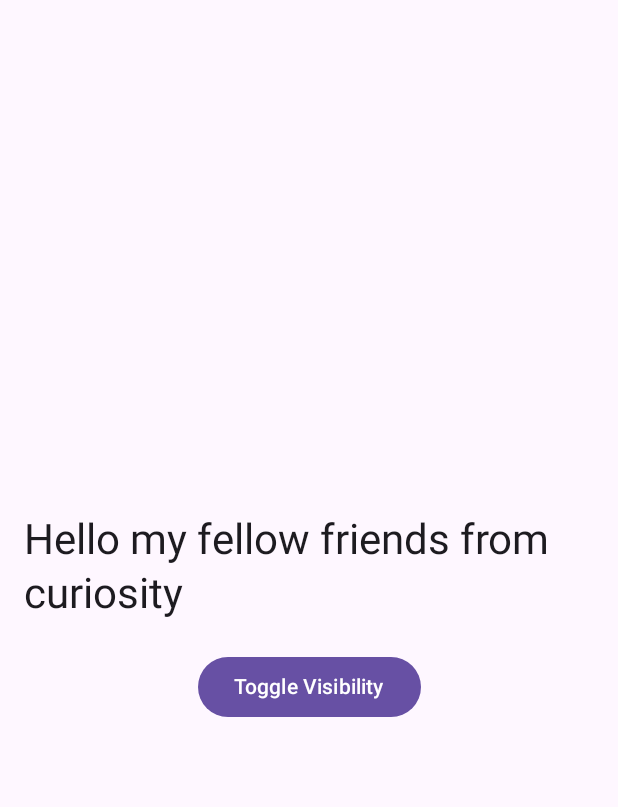
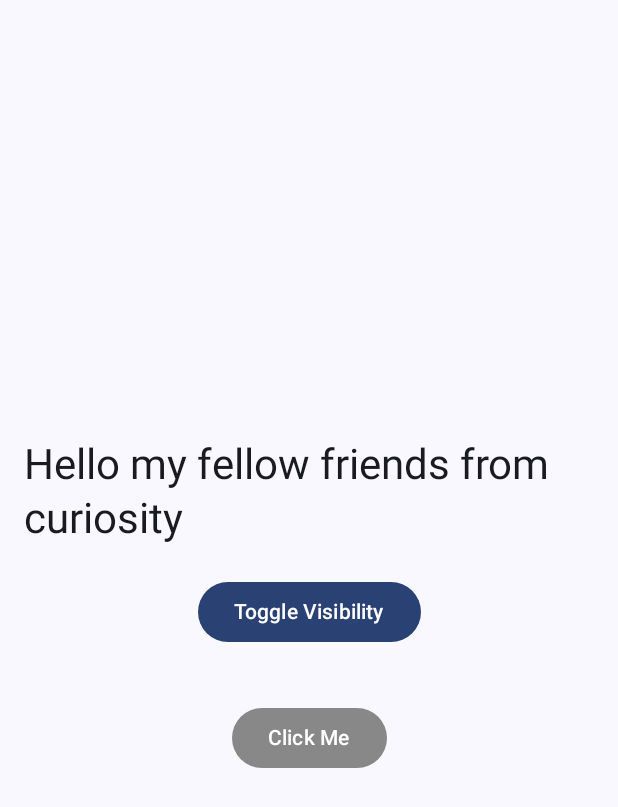
Before and after one commit to bekaweirdo/Animations, an Android app built with Jetpack Compose: the TransitionAnimationActivity screen opened directly, with no data from a screen before it, on a phone screen of 412 x 824 dp. Shown: the top 807 px of the screen. Run offline under Robolectric (Android 15) with nearby library versions, the light colour scheme and no system bars.

Commit message:
# Add some of animations with TwoWayConvertor and minor cleanup

```diff
--- a/app/src/main/AndroidManifest.xml
+++ b/app/src/main/AndroidManifest.xml
@@ -47,6 +47,9 @@
 
         <activity android:name=".vector_animated.VectorAnimationActivity"
             android:theme="@style/Theme.Animations" />
+
+        <activity android:name=".twoWay_convertor.TwoWayConvertorActivity"
+            android:theme="@style/Theme.Animations" />
     </application>
 
 </manifest>
--- a/app/src/main/java/com/bekka/animations/MainActivity.kt
+++ b/app/src/main/java/com/bekka/animations/MainActivity.kt
@@ -42,12 +42,14 @@
 import com.bekka.animations.data.DataProvider.CONTENT_SIZE_ANIMATION
 import com.bekka.animations.data.DataProvider.GESTURE_ANIMATION
 import com.bekka.animations.data.DataProvider.TRANSITION_ANIMATION
+import com.bekka.animations.data.DataProvider.TWO_WAY_CONVERTOR_ANIMATION
 import com.bekka.animations.data.DataProvider.VALUE_BASED_ANIMATION
 import com.bekka.animations.data.DataProvider.VECTOR_BASED_ANIMATION
 import com.bekka.animations.data.model.AnimationModel
 import com.bekka.animations.gesture.GestureAnimationActivity
 import com.bekka.animations.value_based_animation.ValueBasedAnimationActivity
 import com.bekka.animations.transition_animation.TransitionAnimationActivity
+import com.bekka.animations.twoWay_convertor.TwoWayConvertorActivity
 import com.bekka.animations.ui.theme.AnimationsTheme
 import com.bekka.animations.vector_animated.VectorAnimationActivity
 import kotlin.reflect.KClass
@@ -117,6 +119,7 @@
         ANIMATED_SPEC_ANIMATION -> navigateToSomewhere(AnimatedSpecsAnimationActivity::class)
         ADVANCED_ANIMATION -> navigateToSomewhere(AdvancedAnimationActivity::class)
         VECTOR_BASED_ANIMATION -> navigateToSomewhere(VectorAnimationActivity::class)
+        TWO_WAY_CONVERTOR_ANIMATION -> navigateToSomewhere(TwoWayConvertorActivity::class)
     }
 }
 
--- a/app/src/main/java/com/bekka/animations/data/DataProvider.kt
+++ b/app/src/main/java/com/bekka/animations/data/DataProvider.kt
@@ -25,7 +25,7 @@
     const val ANIMATED_SPEC_ANIMATION = "Animated Spec"
     const val ADVANCED_ANIMATION = "Advanced Animation"
     const val VECTOR_BASED_ANIMATION = "Vector Drawable Animation"
-    const val CUSTOM_ANIMATION = "Custom Animation"
+    const val TWO_WAY_CONVERTOR_ANIMATION = "TwoWayConvertor Animation"
     const val SAVED_ITEMS = "Saved Items"
 
     val optionsList = mutableListOf(
@@ -34,7 +34,7 @@
         AnimationModel(icon = Icons.Outlined.Add, option = CONTENT_SIZE_ANIMATION),
         AnimationModel(icon = Icons.Outlined.Face, option = VECTOR_BASED_ANIMATION),
         AnimationModel(icon = Icons.Outlined.Build, option = ANIMATED_SPEC_ANIMATION),
-        AnimationModel(icon = Icons.Outlined.Done, option = CUSTOM_ANIMATION),
+        AnimationModel(icon = Icons.Outlined.Done, option = TWO_WAY_CONVERTOR_ANIMATION),
         AnimationModel(icon = Icons.Outlined.List, option = GESTURE_ANIMATION),
         AnimationModel(icon = Icons.Outlined.AddCircle, option = TRANSITION_ANIMATION),
         AnimationModel(icon = Icons.Outlined.Clear, option = ADVANCED_ANIMATION),
--- a/app/src/main/java/com/bekka/animations/transition_animation/TransitionAnimationActivity.kt
+++ b/app/src/main/java/com/bekka/animations/transition_animation/TransitionAnimationActivity.kt
@@ -3,14 +3,36 @@
 import android.os.Bundle
 import androidx.activity.ComponentActivity
 import androidx.activity.compose.setContent
-import androidx.compose.animation.*
+import androidx.compose.animation.AnimatedContent
+import androidx.compose.animation.AnimatedVisibility
+import androidx.compose.animation.animateColor
 import androidx.compose.animation.core.tween
-import androidx.compose.foundation.layout.*
-import androidx.compose.material3.*
-import androidx.compose.runtime.*
+import androidx.compose.animation.core.updateTransition
+import androidx.compose.animation.expandIn
+import androidx.compose.animation.fadeIn
+import androidx.compose.animation.fadeOut
+import androidx.compose.animation.shrinkOut
+import androidx.compose.foundation.layout.Arrangement
+import androidx.compose.foundation.layout.Column
+import androidx.compose.foundation.layout.Spacer
+import androidx.compose.foundation.layout.fillMaxSize
+import androidx.compose.foundation.layout.height
+import androidx.compose.foundation.layout.padding
+import androidx.compose.material3.Button
+import androidx.compose.material3.ButtonDefaults
+import androidx.compose.material3.MaterialTheme
+import androidx.compose.material3.Surface
+import androidx.compose.material3.Text
+import androidx.compose.runtime.Composable
+import androidx.compose.runtime.getValue
+import androidx.compose.runtime.mutableStateOf
+import androidx.compose.runtime.remember
+import androidx.compose.runtime.setValue
 import androidx.compose.ui.Alignment
 import androidx.compose.ui.Modifier
+import androidx.compose.ui.graphics.Color
 import androidx.compose.ui.unit.dp
+import com.bekka.animations.ui.theme.AnimationsTheme
 
 class TransitionAnimationActivity : ComponentActivity() {
 
@@ -35,7 +57,9 @@
     var visible by remember { mutableStateOf(true) }
 
     Column(
-        modifier = Modifier.fillMaxSize().padding(16.dp),
+        modifier = Modifier
+            .fillMaxSize()
+            .padding(16.dp),
         horizontalAlignment = Alignment.CenterHorizontally,
         verticalArrangement = Arrangement.Center
     ) {
@@ -58,12 +82,48 @@
         Button(onClick = { visible = !visible }) {
             Text("Toggle Visibility")
         }
+
+        Spacer(modifier = Modifier.height(20.dp))
+        AnimatedButton()
     }
 }
 
+enum class ButtonState {
+    Idle, Loading, Completed
+}
+
 @Composable
-fun AnimationsTheme(content: @Composable () -> Unit) {
-    MaterialTheme {
-        content()
+fun AnimatedButton() {
+    var buttonState by remember { mutableStateOf(ButtonState.Idle) }
+
+    // Cycle through the states on button click
+    val onClick = {
+        buttonState = when (buttonState) {
+            ButtonState.Idle -> ButtonState.Loading
+            ButtonState.Loading -> ButtonState.Completed
+            ButtonState.Completed -> ButtonState.Idle
+        }
+    }
+
+    // Define the transition for the background color
+    val transition = updateTransition(targetState = buttonState, label = "ButtonTransition")
+    val backgroundColor by transition.animateColor(label = "Background") { state ->
+        when (state) {
+            ButtonState.Idle -> Color.Gray
+            ButtonState.Loading -> Color.Blue
+            ButtonState.Completed -> Color.Green
+        }
+    }
+
+    Button(
+        onClick = onClick,
+        colors = ButtonDefaults.buttonColors(backgroundColor),
+        modifier = Modifier.padding(16.dp)
+    ) {
+        Text(when (buttonState) {
+            ButtonState.Idle -> "Click Me"
+            ButtonState.Loading -> "Loading..."
+            ButtonState.Completed -> "Done!"
+        })
     }
 }
```
Also changed, not shown: app/src/main/java/com/bekka/animations/animated_visibility/AnimatedVisibilityActivity.kt (+43 -11 lines), app/src/main/java/com/bekka/animations/animation_best_practice/AnimationBestPracticesActivity.kt (+1 -7 lines), app/src/main/java/com/bekka/animations/twoWay_convertor/TwoWayConvertorActivity.kt (added, +116 -0 lines), app/src/main/java/com/bekka/animations/value_based_animation/ValueBasedAnimationActivity.kt (+0 -34 lines).
